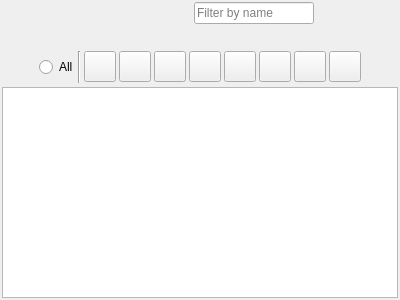
Qt form ui/icon_selector_widget.ui (zkovari/plotlyst) before a commit.
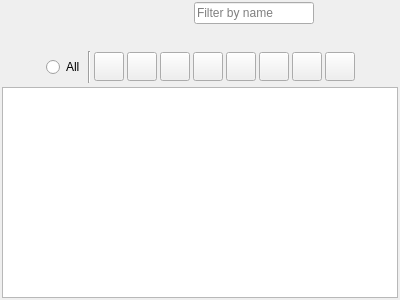
The same form after that commit.

Commit message: Reduce icon size in icon selector

```diff
--- a/ui/icon_selector_widget.ui
+++ b/ui/icon_selector_widget.ui
@@ -125,8 +125,8 @@
         </property>
         <property name="iconSize">
          <size>
-          <width>24</width>
-          <height>24</height>
+          <width>22</width>
+          <height>22</height>
          </size>
         </property>
         <property name="checkable">
@@ -154,8 +154,8 @@
         </property>
         <property name="iconSize">
          <size>
-          <width>24</width>
-          <height>24</height>
+          <width>22</width>
+          <height>22</height>
          </size>
         </property>
         <property name="checkable">
@@ -176,8 +176,8 @@
         </property>
         <property name="iconSize">
          <size>
-          <width>24</width>
-          <height>24</height>
+          <width>22</width>
+          <height>22</height>
          </size>
         </property>
         <property name="checkable">
@@ -198,8 +198,8 @@
         </property>
         <property name="iconSize">
          <size>
-          <width>24</width>
-          <height>24</height>
+          <width>22</width>
+          <height>22</height>
          </size>
         </property>
         <property name="checkable">
@@ -220,8 +220,8 @@
         </property>
         <property name="iconSize">
          <size>
-          <width>24</width>
-          <height>24</height>
+          <width>22</width>
+          <height>22</height>
          </size>
         </property>
         <property name="checkable">
@@ -242,8 +242,8 @@
         </property>
         <property name="iconSize">
          <size>
-          <width>24</width>
-          <height>24</height>
+          <width>22</width>
+          <height>22</height>
          </size>
         </property>
         <property name="checkable">
@@ -264,8 +264,8 @@
         </property>
         <property name="iconSize">
          <size>
-          <width>24</width>
-          <height>24</height>
+          <width>22</width>
+          <height>22</height>
          </size>
         </property>
         <property name="checkable">
@@ -286,8 +286,8 @@
         </property>
         <property name="iconSize">
          <size>
-          <width>24</width>
-          <height>24</height>
+          <width>22</width>
+          <height>22</height>
          </size>
         </property>
         <property name="checkable">
@@ -308,8 +308,8 @@
         </property>
         <property name="iconSize">
          <size>
-          <width>24</width>
-          <height>24</height>
+          <width>22</width>
+          <height>22</height>
          </size>
         </property>
         <property name="checkable">
```
Left out of the diff: 4 changed lines with no effect on the pictures.
